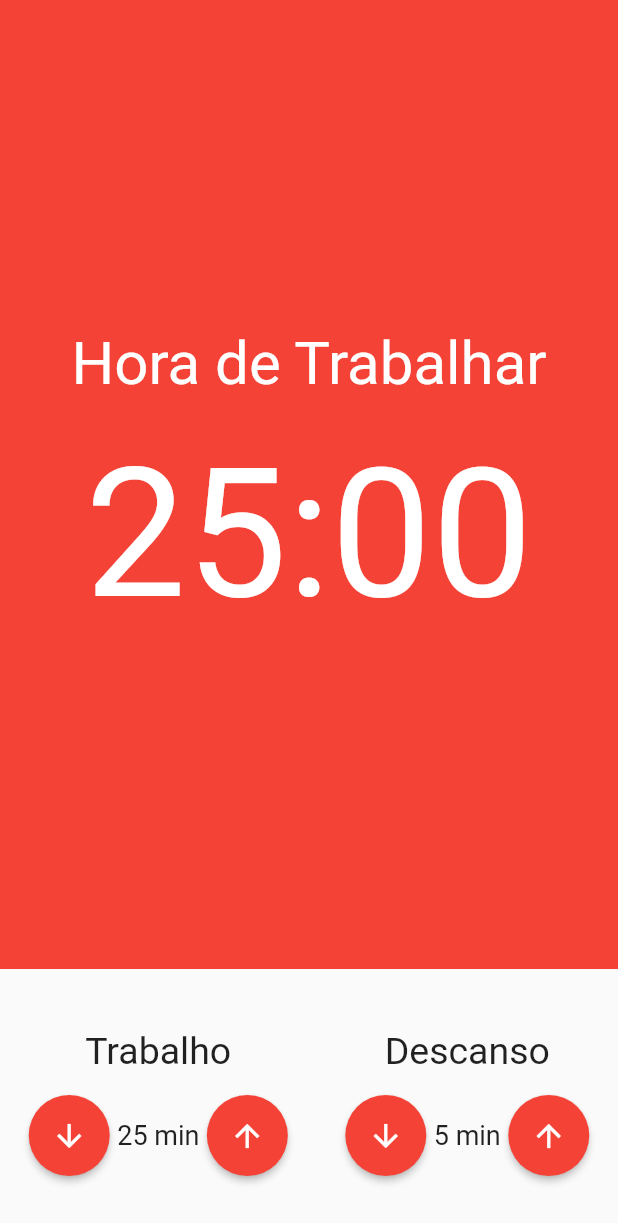
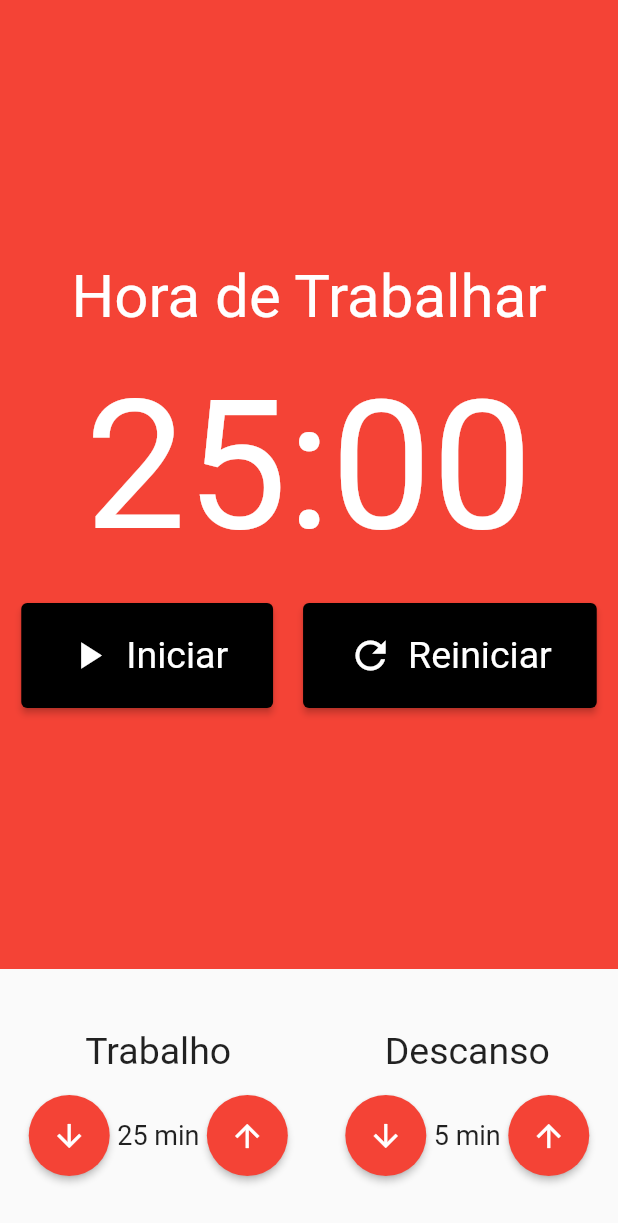
Before and after one commit to Vanderllee/Vdee-pomodoro, a Flutter app: the screen it shows after launch, on a phone screen of 412 x 824 dp. Shown: the top 1223 px of the screen. Run offline on Flutter 3.47's test engine with Material 2 defaults, Android fonts, the phone set to English and light mode, and no system bars; our stand-ins replace mobx; generated files the repository leaves out were written again.

Commit message:
created btn

```diff
--- a/vdee_pomodoro/lib/components/Cronometro.dart
+++ b/vdee_pomodoro/lib/components/Cronometro.dart
@@ -1,4 +1,5 @@
 import 'package:flutter/material.dart';
+import 'package:vdee_pomodoro/components/CronometroBotao.dart';
 
 class Cronometro extends StatelessWidget {
   const Cronometro({Key? key}) : super(key: key);
@@ -8,7 +9,6 @@ class Cronometro extends StatelessWidget {
     return Container(
       color: Colors.red,
       child: Column(
-
         mainAxisAlignment: MainAxisAlignment.center,
         children: [
           Text(
@@ -18,13 +18,42 @@ class Cronometro extends StatelessWidget {
               color: Colors.white,
             ),
           ),
-          SizedBox(height: 20,),
+          SizedBox(
+            height: 20,
+          ),
           Text(
             '25:00',
-            style: TextStyle(
-              fontSize: 120,
-              color: Colors.white
-            ),
+            style: TextStyle(fontSize: 120, color: Colors.white),
+          ),
+          SizedBox(
+            height: 20,
+          ),
+          Row(
+            mainAxisAlignment: MainAxisAlignment.center,
+            children: [
+              Padding(
+                padding: const EdgeInsets.only(right: 10),
+                child: CronometroBotao(
+                  title: 'Iniciar',
+                  icon: Icons.play_arrow,
+                ),
+              ),
+              /*Padding(
+                padding: const EdgeInsets.only(right: 10),
+                child: CronometroBotao(
+                  title: 'Parar',
+                  icon: Icons.stop,
+                ),
+              ),*/
+
+              Padding(
+                padding: const EdgeInsets.only(left: 10),
+                child: CronometroBotao(
+                  title: 'Reiniciar',
+                  icon: Icons.refresh,
+                ),
+              ),
+            ],
           )
         ],
       ),
--- /dev/null
+++ b/vdee_pomodoro/lib/components/CronometroBotao.dart
@@ -0,0 +1,37 @@
+import 'package:flutter/material.dart';
+
+class CronometroBotao extends StatelessWidget {
+  final String title;
+  final IconData icon;
+
+  const CronometroBotao({Key? key, required this.title, required this.icon})
+      : super(key: key);
+
+  @override
+  Widget build(BuildContext context) {
+    return ElevatedButton(
+      style: ElevatedButton.styleFrom(
+          primary: Colors.black,
+          padding: EdgeInsets.symmetric(
+            vertical: 20,
+            horizontal: 30,
+          ),
+          textStyle: TextStyle(
+            fontSize: 25,
+          )),
+      onPressed: () {},
+      child: Row(
+        children: [
+          Padding(
+            padding: const EdgeInsets.only(right: 10),
+            child: Icon(
+              icon,
+              size: 30,
+            ),
+          ),
+          Text(title),
+        ],
+      ),
+    );
+  }
+}
```
